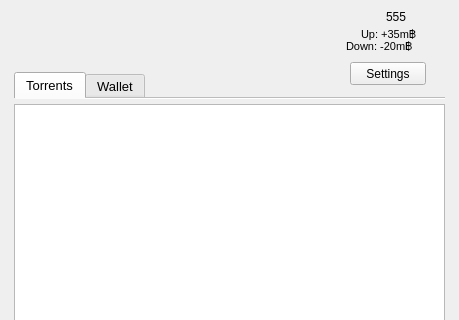
RdeWilde/JoyStream, file lib/view/mainwindow.ui: the form before one commit; both pictures show x 0 to 459 and y 0 to 320 of the 459 by 464 pixel window.
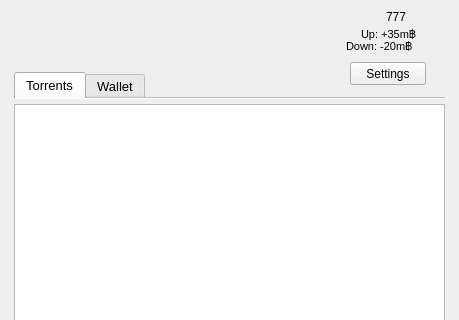
The form after the commit. Icons and pictures are not drawn.

The edit to the form file:
```diff
--- a/lib/view/mainwindow.ui
+++ b/lib/view/mainwindow.ui
@@ -191,7 +191,7 @@
      </rect>
     </property>
     <property name="text">
-     <string>555</string>
+     <string>777</string>
     </property>
    </widget>
   </widget>
```
